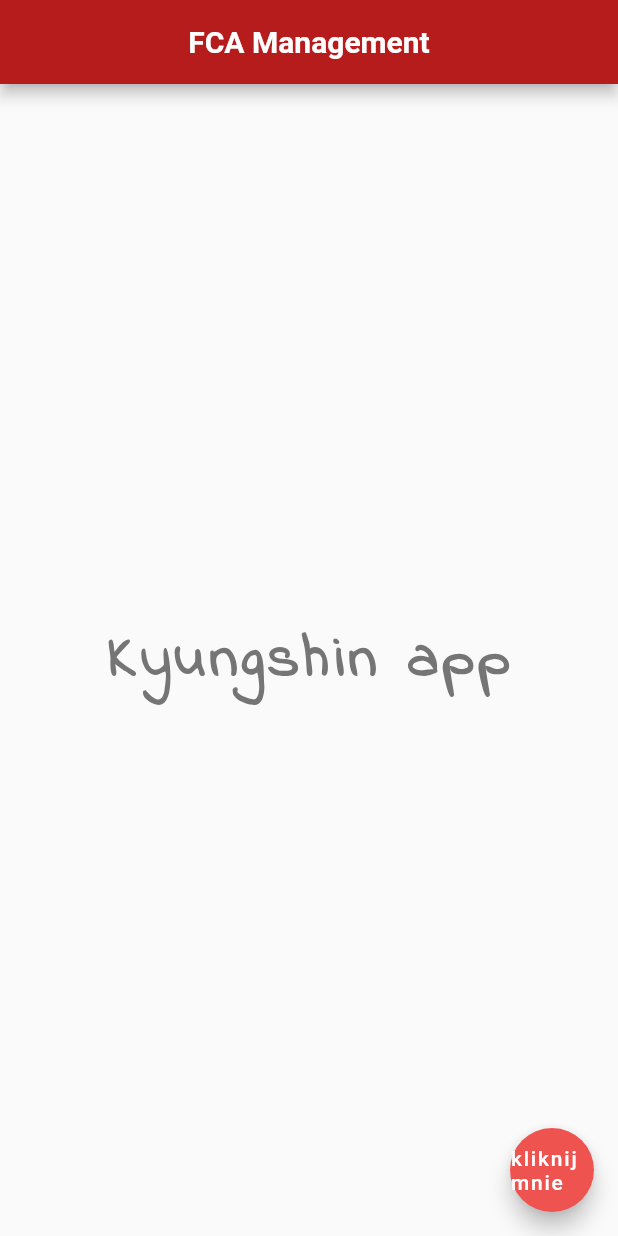
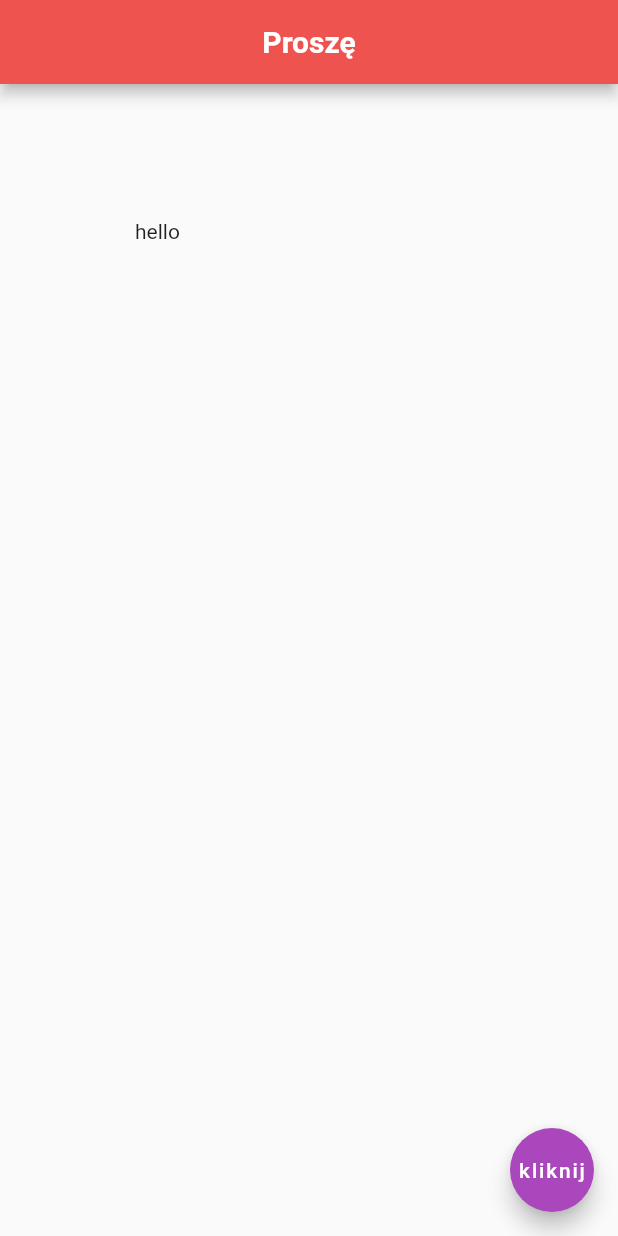
Before and after one commit to kohrd/flutterNinja, a Flutter app: the screen it shows after launch, on a phone screen of 412 x 824 dp. Run offline on Flutter 3.47's test engine with Material 2 defaults, Android fonts, the phone set to English and light mode, and no system bars.

Commit message:
20210530

```diff
--- a/lib/main.dart
+++ b/lib/main.dart
@@ -1,121 +1,50 @@
 import 'package:flutter/material.dart';
 import 'package:flutter/rendering.dart';
 
-void main() => runApp(MaterialApp(
-  home: Home()
-
-));
-
+void main() => runApp(MaterialApp(home: Home()));
 
 class Home extends StatelessWidget {
   @override
-  Widget build (BuildContext context){
-    return Scaffold( // glowne opakowanie dla widgetow
-      appBar: AppBar(         // appBar to property, a wartością appBar jest widget AppBar
-        title: Text('FCA Management',
-          style:TextStyle(
-              fontWeight: FontWeight.bold,
-              fontSize: 20),
+  Widget build(BuildContext context) {
+    return Scaffold(
+      // glowne opakowanie dla widgetow
+      appBar: AppBar(
+        // appBar to property, a wartością appBar jest widget AppBar
+        title: Text(
+          'Proszę',
+          style: TextStyle(fontWeight: FontWeight.bold, fontSize: 20),
         ),
         centerTitle: true,
-        backgroundColor: Colors.red[900],
-
-
-
-
-
+        backgroundColor: Colors.red[400],
       ),
 
 
 
-
-
-      body: Center(
-        child: Text('Kyungshin app',
-          style: TextStyle(
-              fontSize: 40.0,
-              fontWeight: FontWeight.bold,
-              letterSpacing: 3.0,
-              color: Colors.grey[600],
-              fontFamily: 'IndieFlower'
-          ),
+      // body: Container(
+      //   // padding: EdgeInsets.all(20.0),
+      //   // padding: EdgeInsets.symmetric(horizontal: 30.0, vertical: 20.0),
+      //   padding: EdgeInsets.fromLTRB(11.0, 100.0, 30.0, 40.0), // inside container
+      //   margin: EdgeInsets.all(11.0),  // around container
+      //   color: Colors.grey[500],
+      //   child: Text('mozemy napisac to co chcemy albo nawet wiecej lbo jeszcze wiecej'),
+      //
+      //
+      // ),
+        body: Padding(
+          padding: EdgeInsets.all(90.0),
+          child: Text('hello')
         ),
-      ),
 
 
 
 
       floatingActionButton: FloatingActionButton(
-        onPressed: (){},
-        child: Text('kliknij mnie'),
-        backgroundColor: Colors.red[400],
+        onPressed: () {
+          print("Artur gra w królika bążór");
+        },
+        child: Text('kliknij'),
+        backgroundColor: Colors.purple[400],
       ),
     );
-
-
-
   }
 }
-
-
-
-
-// przed 7 filmem:
-// import 'package:flutter/material.dart';
-// import 'package:flutter/rendering.dart';
-//
-// void main() => runApp(MaterialApp(
-//   home: Scaffold( // glowne opakowanie dla widgetow
-//     appBar: AppBar(         // appBar to property, a wartością appBar jest widget AppBar
-//       title: Text('FCA Management',
-//         style:TextStyle(
-//             fontWeight: FontWeight.bold,
-//             fontSize: 30),
-//       ),
-//       centerTitle: true,
-//       backgroundColor: Colors.red[900],
-//
-//
-//
-//
-//
-//     ),
-//
-//
-//
-//
-//
-//     body: Center(
-//       child: Text('Kyungshin app',
-//         style: TextStyle(
-//             fontSize: 40.0,
-//             fontWeight: FontWeight.bold,
-//             letterSpacing: 3.0,
-//             color: Colors.grey[600],
-//             fontFamily: 'IndieFlower'
-//         ),
-//       ),
-//     ),
-//
-//
-//
-//
-//     floatingActionButton: FloatingActionButton(
-//       onPressed: (){},
-//       child: Text('kliknij'),
-//       backgroundColor: Colors.red[400],
-//     ),
-//   ),
-//
-//
-//
-//
-// ));
-//
-//
-// class Home extends StatelessWidget {
-//   @override
-//   Widget build (BuildContext context){
-//     return Container();
-//   }
-// }
```
Also changed, not shown: pubspec.yaml (+5 -3 lines), assets/fortnite_1.jpeg (added), assets/fortnite_2.jpeg (added), assets/fortnite_3.jpeg (added), pubspec.lock.
